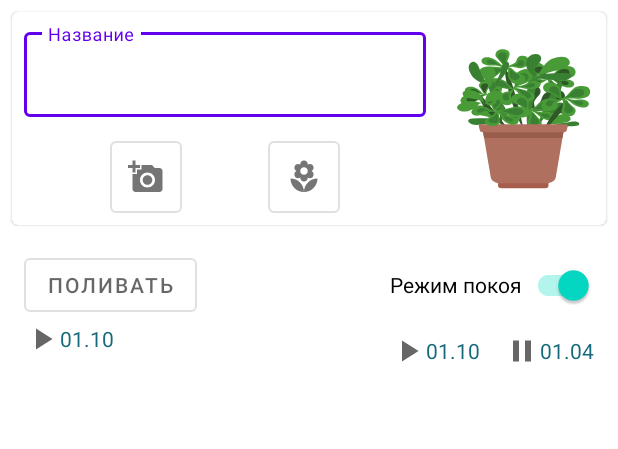
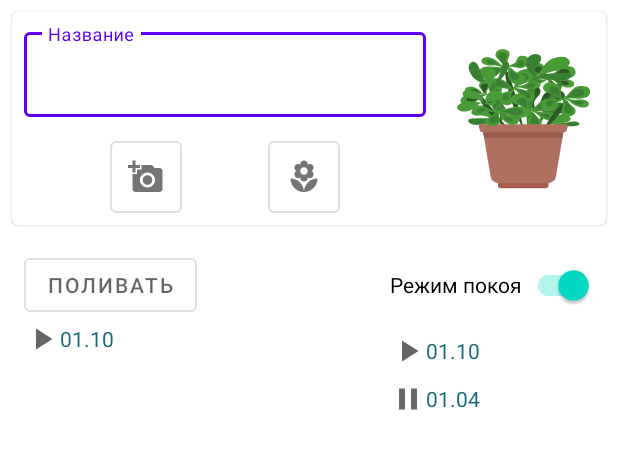
Before and after one commit to GorAnatoS/PlantKeeper, an Android app: the layout fragment_add_and_change_plant.xml on its own in the app's theme, with its tools: preview values and no code run, on a phone screen of 412 x 824 dp. Shown: the top 449 px of the screen. Run offline under Robolectric (Android 15) with nearby library versions, the phone set to English and light mode, and no system bars.

Commit message:
+ added start and finish hibernate dates

```diff
--- a/app/src/main/java/com/goranatos/plantskeeper/data/entity/Plant.kt
+++ b/app/src/main/java/com/goranatos/plantskeeper/data/entity/Plant.kt
@@ -27,5 +27,11 @@ data class Plant(
     @ColumnInfo(name = IS_HIBERNATE_MODE_ON)
     val is_hibernate_on: Int = 0,
 
+    @ColumnInfo(name = HIBERNATE_MODE_DATE_START)
+    val hibernate_mode_date_start: Long?,
+
+    @ColumnInfo(name = HIBERNATE_MODE_DATE_FINISH)
+    val hibernate_mode_date_finish: Long?,
+
 // TODO: 12/7/2020 + дата начинать полив с х числа + дата начало периода спячки + дата конец периода спячки + режим спячки есть ? булеан
 )
--- a/app/src/main/java/com/goranatos/plantskeeper/ui/plantAddAndInfo/SetWateringSettingsFragmentDialog.kt
+++ b/app/src/main/java/com/goranatos/plantskeeper/ui/plantAddAndInfo/SetWateringSettingsFragmentDialog.kt
@@ -48,6 +48,11 @@ class SetWateringSettingsFragmentDialog : DialogFragment() {
         setHibernateMode()
 
         binding.tvToWaterFromDateVal.text = Time.getFormattedDateString()
+
+        findNavController().currentBackStackEntry?.savedStateHandle?.set(
+            TO_WATER_FROM_DATE_STRING,
+            Time.getFormattedDateString()
+        )
 
         val builder = MaterialDatePicker.Builder.datePicker()
         builder.setTitleText("Поливать с")
--- a/app/src/main/res/layout/fragment_add_and_change_plant.xml
+++ b/app/src/main/res/layout/fragment_add_and_change_plant.xml
@@ -242,15 +242,15 @@
                 android:id="@+id/tvDateHibernateFinishVal"
                 android:layout_width="wrap_content"
                 android:layout_height="wrap_content"
+                android:layout_marginTop="8dp"
                 android:gravity="center"
                 android:text="01.04"
                 android:textAlignment="center"
                 android:textColor="@color/colorAccent"
                 android:textSize="14sp"
                 app:drawableStartCompat="@drawable/ic_baseline_pause_24"
-                app:layout_constraintBottom_toBottomOf="@+id/tvDateHibernateStartFromVal"
-                app:layout_constraintEnd_toEndOf="@+id/switchIsHibernateOn"
-                app:layout_constraintTop_toTopOf="@+id/tvDateHibernateStartFromVal" />
+                app:layout_constraintStart_toStartOf="@+id/tvDateHibernateStartFromVal"
+                app:layout_constraintTop_toBottomOf="@+id/tvDateHibernateStartFromVal" />
 
         </androidx.constraintlayout.widget.ConstraintLayout>
 
```
Also changed, not shown: app/src/main/java/com/goranatos/plantskeeper/data/db/PlantsDatabase.kt (+12 -5 lines), app/src/main/java/com/goranatos/plantskeeper/ui/plantAddAndInfo/PlantAddAndInfoFragment.kt (+35 -5 lines).
